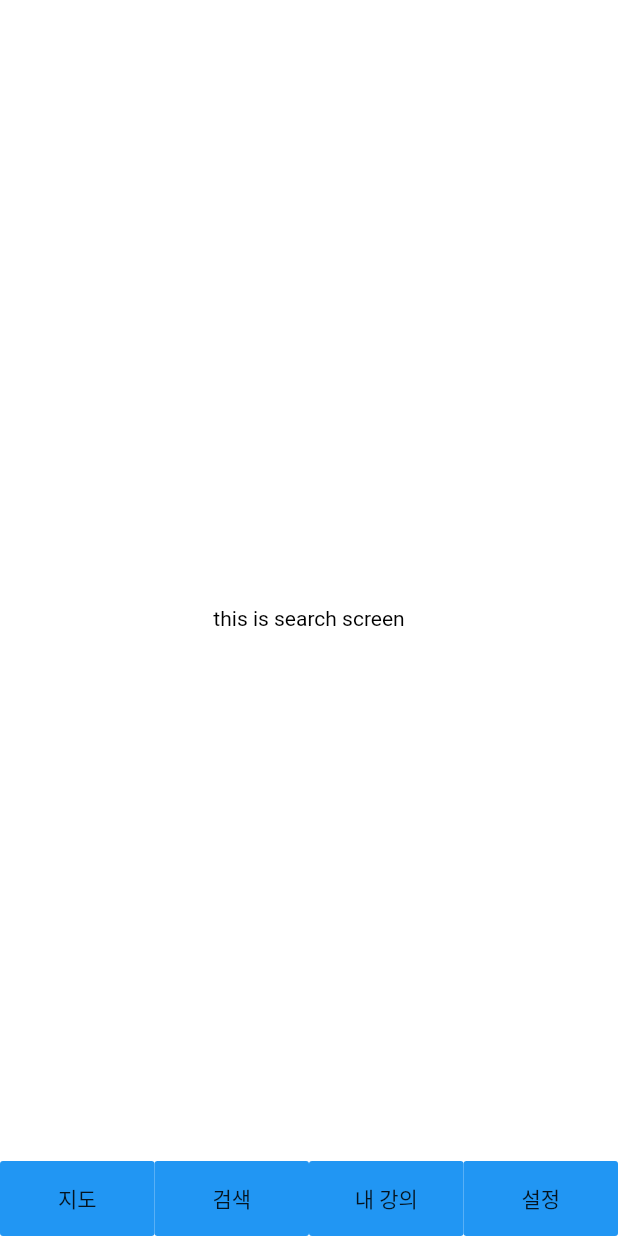
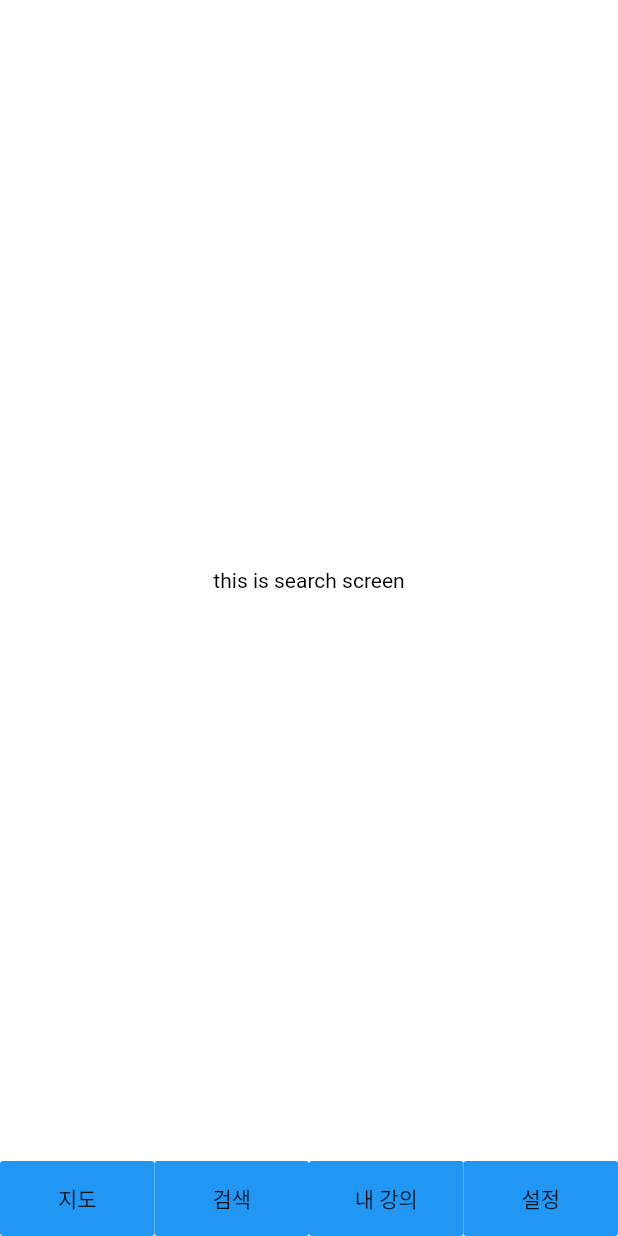
Before and after one commit to appeyroad18/snu_lecture_map, a Flutter app: the screen it shows after launch, item 2 of the bottom bar chosen, on a phone screen of 412 x 824 dp. Run offline on Flutter 3.47's test engine with Material 2 defaults, Android fonts, the light colour scheme and no system bars; our stand-ins replace photo_view.

Commit message:
pull again please

```diff
--- a/lib/main.dart
+++ b/lib/main.dart
@@ -75,10 +75,20 @@ class _MainPageState extends State<MainPage> {
 
   @override
   Widget build(BuildContext context) {
+    double screen_height = MediaQuery.of(context).size.height;
+    double screen_width = MediaQuery.of(context).size.width;
+    double menubar_height = 50;
+
    return Scaffold(
       backgroundColor: Colors.white,
-      body: Stack(
+      body: Column(
+        mainAxisSize: MainAxisSize.max,
         children: [
+          Container(
+            height: screen_height - menubar_height,
+            child: Stack(
+              children: [
+                //Container(height: double.infinity,),
                 Visibility(
                   visible: csn.currentNum == 0,
                   child: MapScreen(),
@@ -95,11 +105,11 @@ class _MainPageState extends State<MainPage> {
                   visible: csn.currentNum == 3,
                   child: SettingScreen(),
                 ),
-
-          Align(
-            alignment: Alignment.bottomCenter,
-            child: Container(
-              height: 50,
+              ],
+            ),
+          ),
+          Container(
+            height: menubar_height,
             child: Row(
               crossAxisAlignment: CrossAxisAlignment.end,
               children: [
@@ -108,7 +118,6 @@ class _MainPageState extends State<MainPage> {
                 BottomButton(button_pos: 2, content: '내 강의', csn: csn,),
                 BottomButton(button_pos: 3, content: '설정', csn: csn,),
               ],
-              ),
             ),
           ),
         ],
```
Also changed, not shown: lib/timetable.dart (+9 -4 lines). Lines whose indentation alone changed are shown as unchanged.
